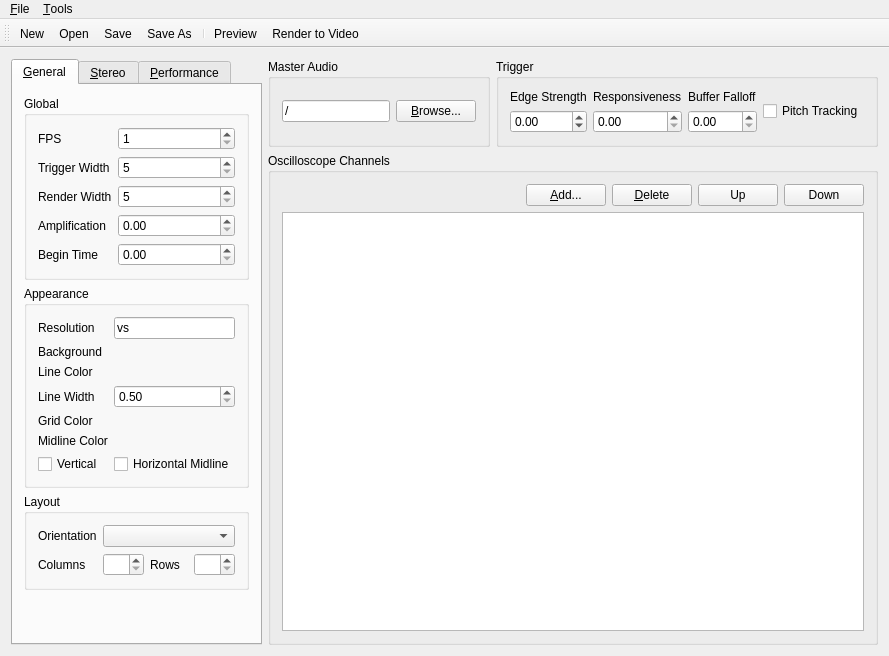
The window that corrscope/gui/mainwindow.ui (corrscope/corrscope) describes before a commit, drawn with Qt 5.
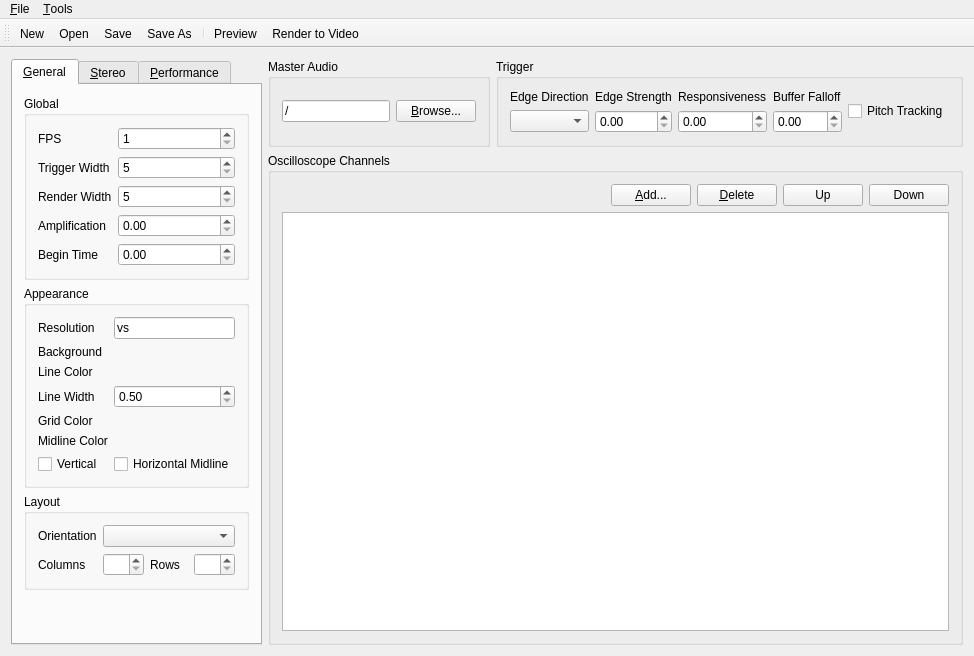
The same window after the commit. Custom widgets are drawn as their Qt base class.

Commit message: Add edge direction to GUI (not per-channel)

Diff of the .ui file:
```diff
--- a/corrscope/gui/mainwindow.ui
+++ b/corrscope/gui/mainwindow.ui
@@ -505,35 +505,35 @@
            <string>Trigger</string>
           </property>
           <layout class="QGridLayout" name="gridLayout">
-           <item row="0" column="0">
+           <item row="0" column="1">
             <widget class="QLabel" name="trigger__edge_strengthL">
              <property name="text">
               <string>Edge Strength</string>
              </property>
             </widget>
            </item>
-           <item row="0" column="1">
+           <item row="0" column="2">
             <widget class="QLabel" name="trigger__responsivenessL">
              <property name="text">
               <string>Responsiveness</string>
              </property>
             </widget>
            </item>
-           <item row="0" column="2">
+           <item row="0" column="3">
             <widget class="QLabel" name="trigger__buffer_falloffL">
              <property name="text">
               <string>Buffer Falloff</string>
              </property>
             </widget>
            </item>
-           <item row="1" column="0">
+           <item row="1" column="1">
             <widget class="BoundDoubleSpinBox" name="trigger__edge_strength">
              <property name="minimum">
-              <double>-99.000000000000000</double>
+              <double>0.000000000000000</double>
              </property>
             </widget>
            </item>
-           <item row="1" column="1">
+           <item row="1" column="2">
             <widget class="BoundDoubleSpinBox" name="trigger__responsiveness">
              <property name="maximum">
               <double>1.000000000000000</double>
@@ -543,20 +543,30 @@
              </property>
             </widget>
            </item>
-           <item row="1" column="2">
+           <item row="1" column="3">
             <widget class="BoundDoubleSpinBox" name="trigger__buffer_falloff">
              <property name="singleStep">
               <double>0.500000000000000</double>
              </property>
             </widget>
            </item>
-           <item row="0" column="3" rowspan="2">
+           <item row="0" column="4" rowspan="2">
             <widget class="BoundCheckBox" name="trigger__pitch_tracking">
              <property name="text">
               <string>Pitch Tracking</string>
              </property>
             </widget>
            </item>
+           <item row="0" column="0">
+            <widget class="QLabel" name="trigger__edge_directionL">
+             <property name="text">
+              <string>Edge Direction</string>
+             </property>
+            </widget>
+           </item>
+           <item row="1" column="0">
+            <widget class="BoundComboBox" name="trigger__edge_direction"/>
+           </item>
           </layout>
          </widget>
         </item>
```
The commit also changes 2 other files.
